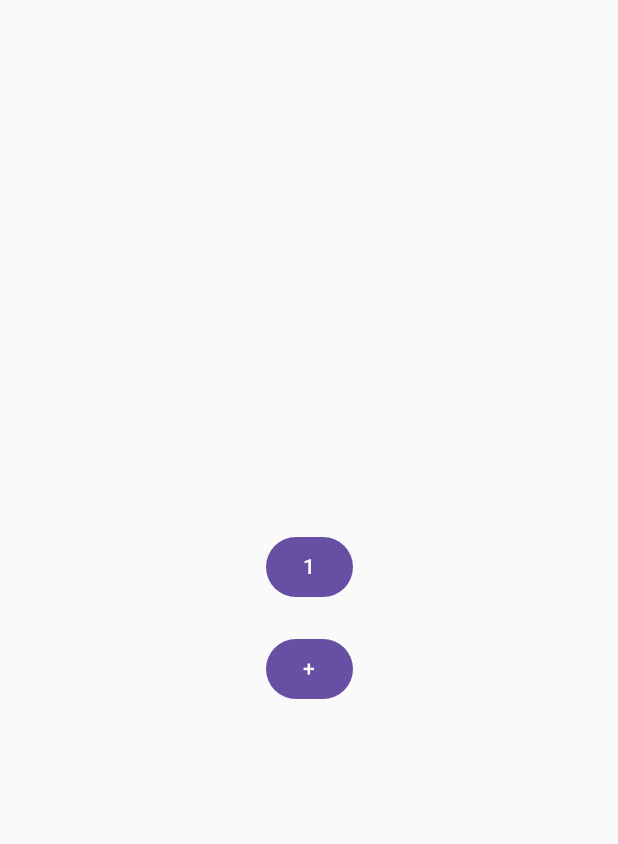
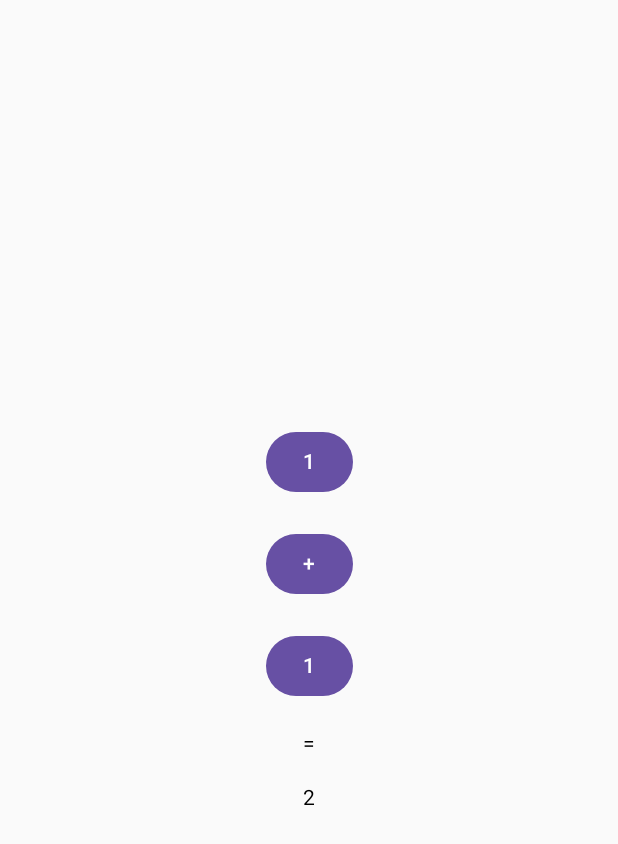
Before and after one commit to Fennessy10/Android-Mobile-App, an Android app built with Jetpack Compose: the screen it shows after launch (MainActivity), on a phone screen of 412 x 824 dp. Shown: the top 844 px of the screen. Run offline under Robolectric (Android 15) with nearby library versions, the phone set to English and light mode, and no system bars.

Commit message:
calculator now works

```diff
--- a/app/src/main/java/com/fit2081/myfirstapplication/MainActivity.kt
+++ b/app/src/main/java/com/fit2081/myfirstapplication/MainActivity.kt
@@ -15,6 +15,11 @@ import androidx.compose.ui.Modifier
 import androidx.compose.ui.unit.dp
 import androidx.compose.foundation.layout.*
 
+// Define CompositionLocals to hold shared state
+val LocalFirstValue = compositionLocalOf { mutableIntStateOf(1) }
+val LocalSecondValue = compositionLocalOf { mutableIntStateOf(1) }
+val LocalOperation = compositionLocalOf { mutableStateOf("+") }
+
 class MainActivity : ComponentActivity() {
     override fun onCreate(savedInstanceState: Bundle?) {
         super.onCreate(savedInstanceState)
@@ -31,38 +36,67 @@ class MainActivity : ComponentActivity() {
                 FirstValue() // First component
                 Spacer(modifier = Modifier.height(20.dp)) // Add some space between components
                 Operation() // Second component
+                Spacer(modifier = Modifier.height(20.dp))
+                SecondValue();
+                Spacer(modifier = Modifier.height(20.dp))
+                Text("=")
+                Spacer(modifier = Modifier.height(20.dp))
+                Result()
             }
         }
     }
 }
 
 @Composable
+fun Result() {
+    val firstValue = LocalFirstValue.current.value
+    val secondValue = LocalSecondValue.current.value
+    val operation = LocalOperation.current.value
+
+    val result = when (operation) {
+        "+" -> firstValue + secondValue
+        "-" -> firstValue - secondValue
+        else -> 0
+    }
+
+    Text(text = result.toString())
+}
+
+@Composable
 fun FirstValue() {
-    var count by remember { mutableIntStateOf(1) } // State to remember the count
+    val firstValue = LocalFirstValue.current
 
     Button(onClick = {
-        count++;
+        firstValue.value++ // Increment shared state
     }) {
-        Text(count.toString());
+        Text(firstValue.value.toString())
+    }
+}
+
+@Composable
+fun SecondValue() {
+    val secondValue = LocalSecondValue.current
+
+    Button(onClick = {
+        secondValue.value++ // Increment shared state
+    }) {
+        Text(secondValue.value.toString())
     }
 }
 
 @Composable
 fun Operation() {
-    var operation by remember { mutableStateOf("+") }
+    val operation = LocalOperation.current
 
     Button(onClick = {
-        if (operation == "+"){
-            operation = "-"
-        } else if (operation == "-"){
-            operation = "+"
-        } else {
-            error("operation broke")
-        }
+        operation.value = if (operation.value == "+") "-" else "+"
     }) {
-        Text(operation)
+        Text(operation.value)
     }
 }
+
+
+
 
 @Preview(showBackground = true)
 @Composable
```
